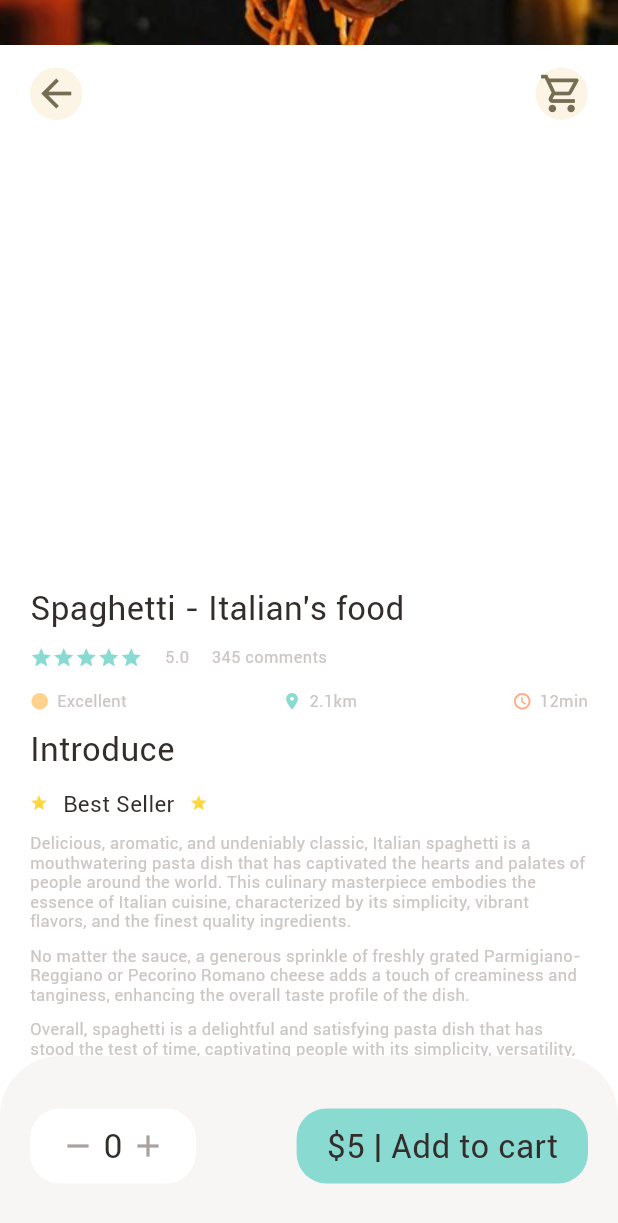
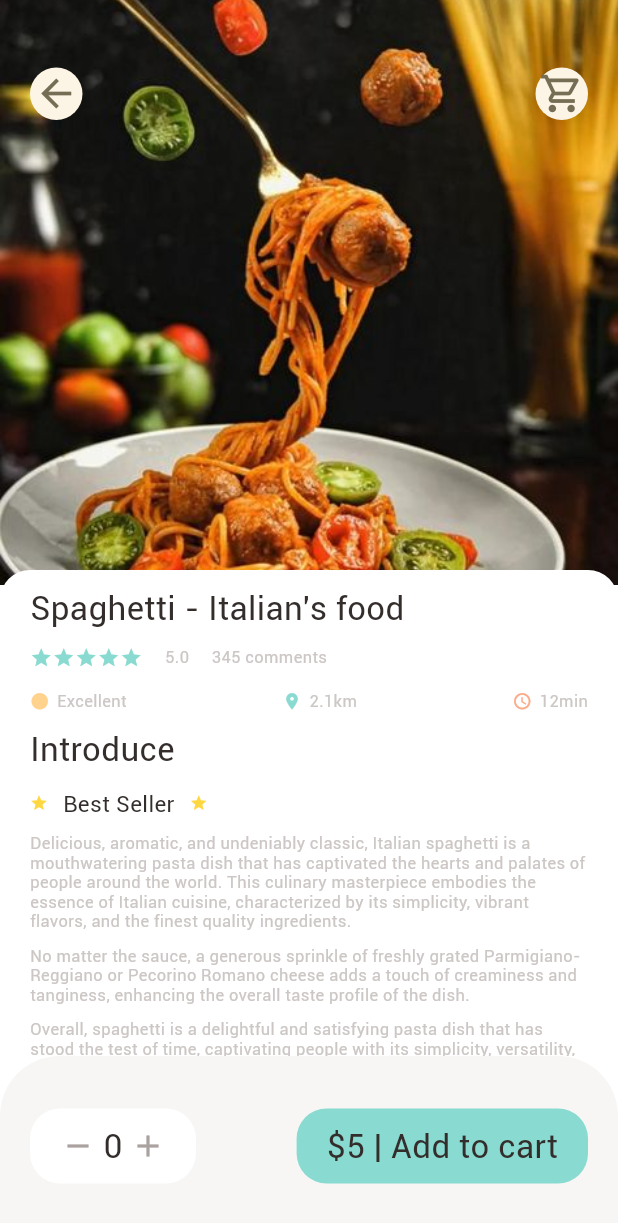
Before and after one commit to ndnam0409/Food-Delivery-App, a Flutter app: the PopularFoodDetails screen opened directly, on a phone screen of 412 x 824 dp. Shown: the top 1223 px of the screen. Run offline on Flutter 3.47's test engine with Material 2 defaults, Android fonts, the phone set to English and light mode, and no system bars; our stand-ins replace dots_indicator.

Commit message:
fix popular food page

```diff
--- a/lib/main.dart
+++ b/lib/main.dart
@@ -19,7 +19,7 @@ class MyApp extends StatelessWidget {
         colorScheme: ColorScheme.fromSeed(seedColor: Colors.deepPurple),
         useMaterial3: true,
       ),
-      home: const RecommendFoodDetails(),
+      home: const PopularFoodDetails(),
     );
   }
 }
--- a/lib/pages/food/popular_food_details.dart
+++ b/lib/pages/food/popular_food_details.dart
@@ -1,4 +1,3 @@
-import 'package:flutter/foundation.dart';
 import 'package:flutter/material.dart';
 import 'package:food_delivery/utils/colors.dart';
 import 'package:food_delivery/widgets/app_column.dart';
@@ -23,7 +22,7 @@ class PopularFoodDetails extends StatelessWidget {
             right: 0,
             child: Container(
               width: double.maxFinite,
-              height: 30,
+              height: 390,
               decoration: const BoxDecoration(
                 image: DecorationImage(
                   fit:  BoxFit.cover,
```
